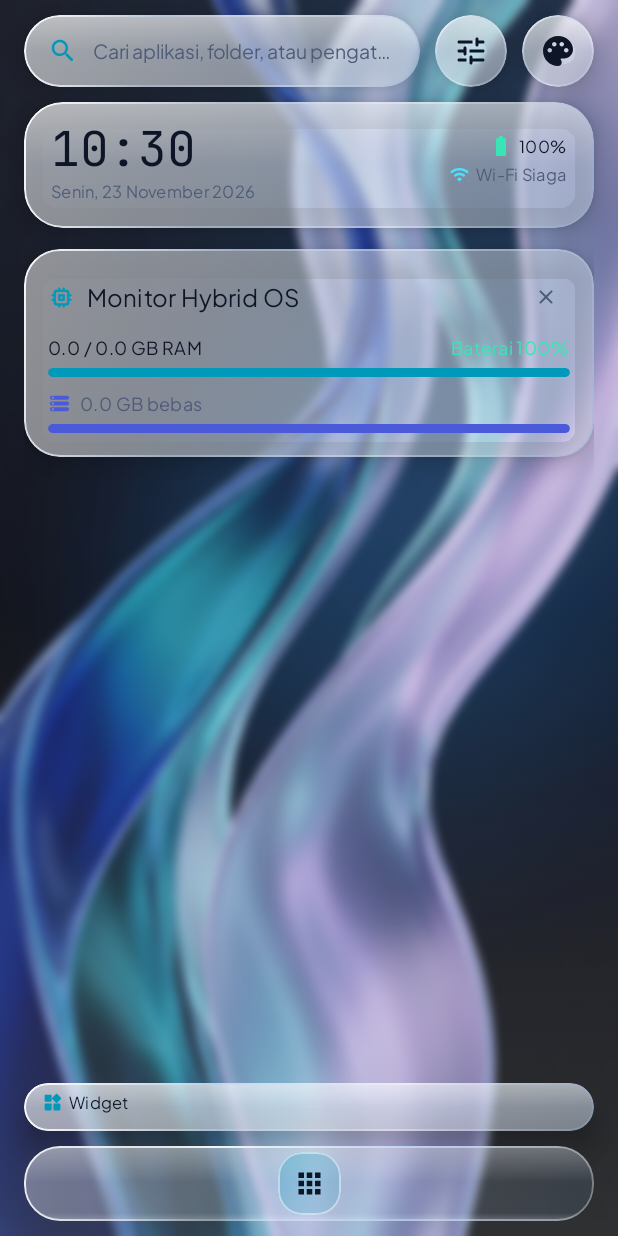
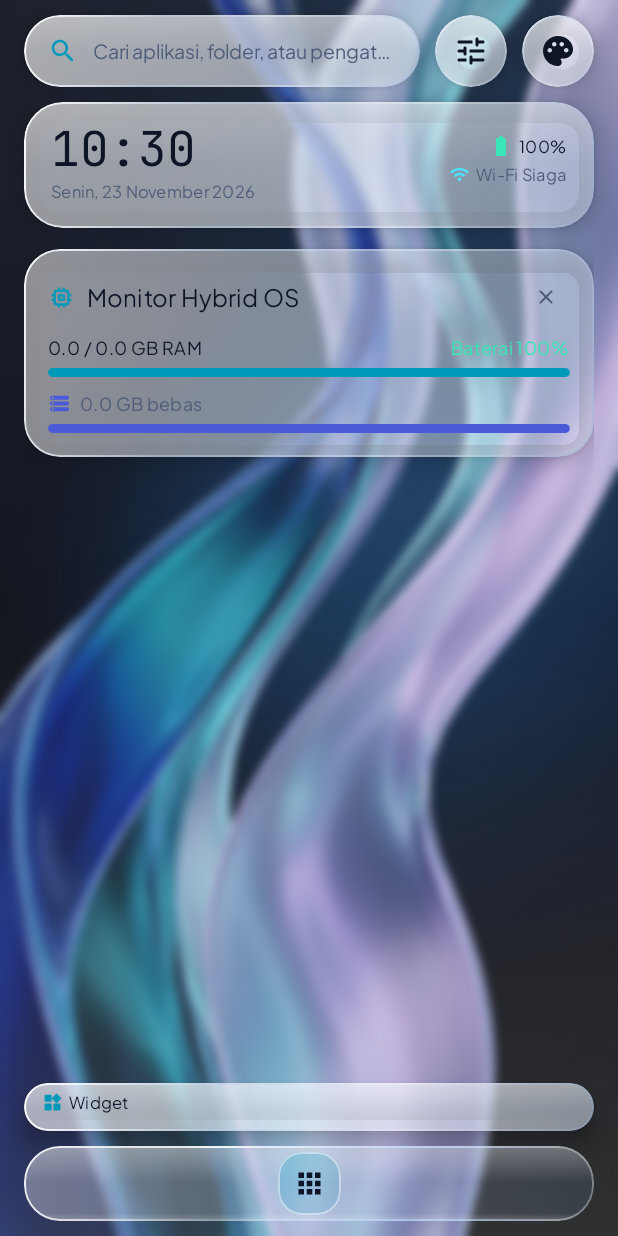
Before and after one commit to andikune-ux/H-P-i-O, an Android app built with Jetpack Compose: the screen it shows after launch (MainActivity), on a phone screen of 412 x 824 dp. Run offline under Robolectric (Android 15) with nearby library versions, the phone set to English and light mode, and no system bars.

Commit message:
Refine Liquid Glass edge anti-aliasing and reflections

```diff
--- a/app/src/main/java/dev/andikune/launcherhpio/ui/components/LiquidGlassComponents.kt
+++ b/app/src/main/java/dev/andikune/launcherhpio/ui/components/LiquidGlassComponents.kt
@@ -35,6 +35,7 @@ import androidx.compose.ui.draw.shadow
 import androidx.compose.ui.graphics.Brush
 import androidx.compose.ui.graphics.Color
 import androidx.compose.ui.graphics.ImageBitmap
+import androidx.compose.ui.graphics.graphicsLayer
 import androidx.compose.ui.graphics.asImageBitmap
 import androidx.compose.ui.layout.ContentScale
 import androidx.compose.ui.res.painterResource
@@ -188,11 +189,17 @@ fun liquidGlassPanelModifier(
         }
     )
 
+    // Keep the drop shadow outside the rounded clipping layer. The explicit
+    // graphics layer makes every translucent fill/highlight share one
+    // anti-aliased outline, avoiding square corners and mismatched edge pixels.
     return Modifier
-        .shadow(if (dark) 12.dp else 10.dp, shape, clip = false)
-        .clip(shape)
+        .shadow(if (dark) 10.dp else 8.dp, shape, clip = false)
+        .graphicsLayer {
+            this.shape = shape
+            clip = true
+        }
         .background(fill, shape)
-        .border(1.dp, edge, shape)
+        .border(0.8.dp, edge, shape)
 }
 @Composable
 fun LiquidGlassSurface(
@@ -211,9 +218,13 @@ fun LiquidGlassSurface(
         tonalElevation = 0.dp,
         shadowElevation = 0.dp
     ) {
-        Box {
-            // A faint top reflection gives the surface a glass edge without
-            // turning every component into a bright, raised card.
+        Box(
+            modifier = Modifier
+                .fillMaxSize()
+                .clip(shape)
+        ) {
+            // Broad, low-contrast reflections blend into the tint instead of
+            // creating hard rectangular highlight patches at the corners.
             Box(
                 modifier = Modifier
                     .fillMaxSize()
@@ -221,17 +232,38 @@ fun LiquidGlassSurface(
                         Brush.verticalGradient(
                             colors = if (dark) {
                                 listOf(
-                                    Color.White.copy(alpha = 0.15f),
-                                    Color(0xFFB7D5FF).copy(alpha = 0.055f),
+                                    Color.White.copy(alpha = 0.105f),
+                                    Color(0xFFB7D5FF).copy(alpha = 0.035f),
                                     Color.Transparent
                                 )
                             } else {
                                 listOf(
-                                    Color.White.copy(alpha = 0.34f),
-                                    Color(0xFFBBD0EB).copy(alpha = 0.11f),
+                                    Color.White.copy(alpha = 0.22f),
+                                    Color(0xFFBBD0EB).copy(alpha = 0.075f),
                                     Color.Transparent
                                 )
                             }
+                        ),
+                        shape
+                    )
+            )
+            Box(
+                modifier = Modifier
+                    .fillMaxSize()
+                    .background(
+                        Brush.radialGradient(
+                            colors = if (dark) {
+                                listOf(
+                                    Color(0xFFB9D5FF).copy(alpha = 0.075f),
+                                    Color.Transparent
+                                )
+                            } else {
+                                listOf(
+                                    Color.White.copy(alpha = 0.16f),
+                                    Color.Transparent
+                                )
+                            },
+                            radius = 520f
                         ),
                         shape
                     )
```
Also changed, not shown: 1 other file.
